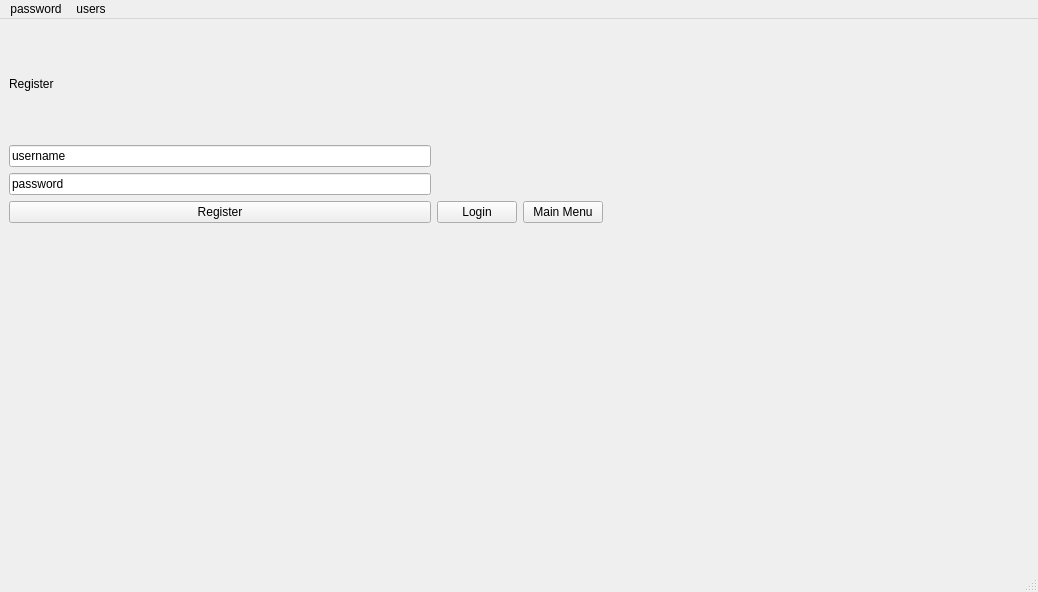
The window that lightning_pass/gui/static/qt_designer/main.ui (lgtm-migrator/lightning-pass) describes before a commit, drawn with Qt 5.
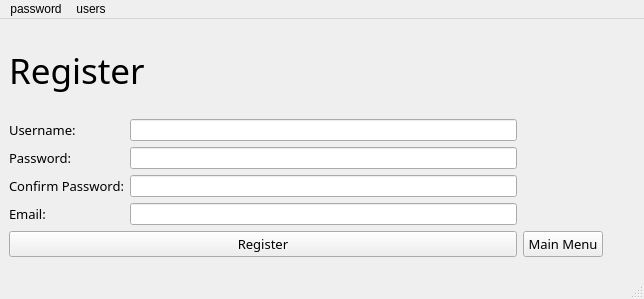
The same window after the commit. The open tabs and pages were chosen to show the change.

Commit message: Forgot password widget Improve fonts and layouts and connect some buttons

Patch:
```diff
--- a/lightning_pass/gui/static/qt_designer/main.ui
+++ b/lightning_pass/gui/static/qt_designer/main.ui
@@ -6,8 +6,8 @@
    <rect>
     <x>0</x>
     <y>0</y>
-    <width>1038</width>
-    <height>592</height>
+    <width>644</width>
+    <height>299</height>
    </rect>
   </property>
   <property name="windowTitle">
@@ -20,7 +20,7 @@
       <x>0</x>
       <y>0</y>
       <width>612</width>
-      <height>213</height>
+      <height>247</height>
      </rect>
     </property>
     <property name="currentIndex">
@@ -148,43 +148,175 @@
     </widget>
     <widget class="QWidget" name="register_2">
      <layout class="QGridLayout" name="gridLayout_3">
-      <item row="0" column="0" colspan="2">
+      <item row="3" column="0">
+       <widget class="QLabel" name="reg_conf_pass_entry_lbl">
+        <property name="font">
+         <font>
+          <family>Segoe UI Light</family>
+          <pointsize>10</pointsize>
+         </font>
+        </property>
+        <property name="text">
+         <string>Confirm Password:</string>
+        </property>
+       </widget>
+      </item>
+      <item row="0" column="0" colspan="4">
        <widget class="QLabel" name="reg_register_lbl">
+        <property name="font">
+         <font>
+          <family>Segoe Print</family>
+          <pointsize>26</pointsize>
+         </font>
+        </property>
         <property name="text">
          <string>Register</string>
         </property>
        </widget>
       </item>
       <item row="1" column="0">
-       <widget class="QLineEdit" name="lineEdit_3">
+       <widget class="QLabel" name="reg_username_entry_lbl">
+        <property name="font">
+         <font>
+          <family>Segoe UI Light</family>
+          <pointsize>10</pointsize>
+         </font>
+        </property>
         <property name="text">
-         <string>username</string>
+         <string>Username:</string>
         </property>
        </widget>
       </item>
       <item row="2" column="0">
-       <widget class="QLineEdit" name="lineEdit_4">
+       <widget class="QLabel" name="reg_password_entry_lbl">
+        <property name="font">
+         <font>
+          <family>Segoe UI Light</family>
+          <pointsize>10</pointsize>
+         </font>
+        </property>
         <property name="text">
-         <string>password</string>
+         <string>Password:</string>
         </property>
        </widget>
       </item>
-      <item row="3" column="0">
+      <item row="4" column="0">
+       <widget class="QLabel" name="reg_email_entry_lbl">
+        <property name="font">
+         <font>
+          <family>Segoe UI Light</family>
+          <pointsize>10</pointsize>
+         </font>
+        </property>
+        <property name="text">
+         <string>Email:</string>
+        </property>
+       </widget>
+      </item>
+      <item row="3" column="1">
+       <widget class="QLineEdit" name="reg_conf_pass_line">
+        <property name="text">
+         <string/>
+        </property>
+       </widget>
+      </item>
+      <item row="4" column="1">
+       <widget class="QLineEdit" name="reg_email_line">
+        <property name="text">
+         <string/>
+        </property>
+       </widget>
+      </item>
+      <item row="2" column="1">
+       <widget class="QLineEdit" name="reg_password_line"/>
+      </item>
+      <item row="1" column="1">
+       <widget class="QLineEdit" name="reg_username_line">
+        <property name="text">
+         <string/>
+        </property>
+       </widget>
+      </item>
+      <item row="5" column="0" colspan="2">
        <widget class="QPushButton" name="reg_register_btn">
+        <property name="font">
+         <font>
+          <family>Segoe UI Light</family>
+          <pointsize>10</pointsize>
+         </font>
+        </property>
         <property name="text">
          <string>Register</string>
         </property>
        </widget>
       </item>
-      <item row="3" column="1">
-       <widget class="QPushButton" name="reg_login_btn">
-        <property name="text">
-         <string>Login</string>
-        </property>
-       </widget>
-      </item>
-      <item row="3" column="2">
+      <item row="5" column="2" colspan="3">
        <widget class="QPushButton" name="reg_main_btn">
+        <property name="font">
+         <font>
+          <family>Segoe UI Light</family>
+          <pointsize>10</pointsize>
+         </font>
+        </property>
+        <property name="text">
+         <string>Main Menu</string>
+        </property>
+       </widget>
+      </item>
+     </layout>
+    </widget>
+    <widget class="QWidget" name="forgot_password">
+     <layout class="QGridLayout" name="gridLayout_4">
+      <item row="0" column="0" colspan="2">
+       <widget class="QLabel" name="forgot_pass_lbl">
+        <property name="font">
+         <font>
+          <family>Segoe Print</family>
+          <pointsize>26</pointsize>
+         </font>
+        </property>
+        <property name="text">
+         <string>Forgot Password</string>
+        </property>
+       </widget>
+      </item>
+      <item row="1" column="0">
+       <widget class="QLabel" name="forgot_pass_email_entry_lbl">
+        <property name="font">
+         <font>
+          <family>Segoe UI Light</family>
+          <pointsize>10</pointsize>
+         </font>
+        </property>
+        <property name="text">
+         <string>Email:</string>
+        </property>
+       </widget>
+      </item>
+      <item row="1" column="1">
+       <widget class="QLineEdit" name="forgot_pass_email_line"/>
+      </item>
+      <item row="2" column="0" colspan="2">
+       <widget class="QPushButton" name="forgot_pass_reset_btn">
+        <property name="font">
+         <font>
+          <family>Segoe UI Light</family>
+          <pointsize>10</pointsize>
+         </font>
+        </property>
+        <property name="text">
+         <string>Send reset token</string>
+        </property>
+       </widget>
+      </item>
+      <item row="2" column="2">
+       <widget class="QPushButton" name="forgot_pass_main_menu_btn">
+        <property name="font">
+         <font>
+          <family>Segoe UI Light</family>
+          <pointsize>10</pointsize>
+         </font>
+        </property>
         <property name="text">
          <string>Main Menu</string>
         </property>
@@ -199,7 +331,7 @@
     <rect>
      <x>0</x>
      <y>0</y>
-     <width>1038</width>
+     <width>644</width>
      <height>26</height>
     </rect>
    </property>
```
Left out of the diff: 137 changed lines with no effect on the pictures. The commit also changes 2 other files.
